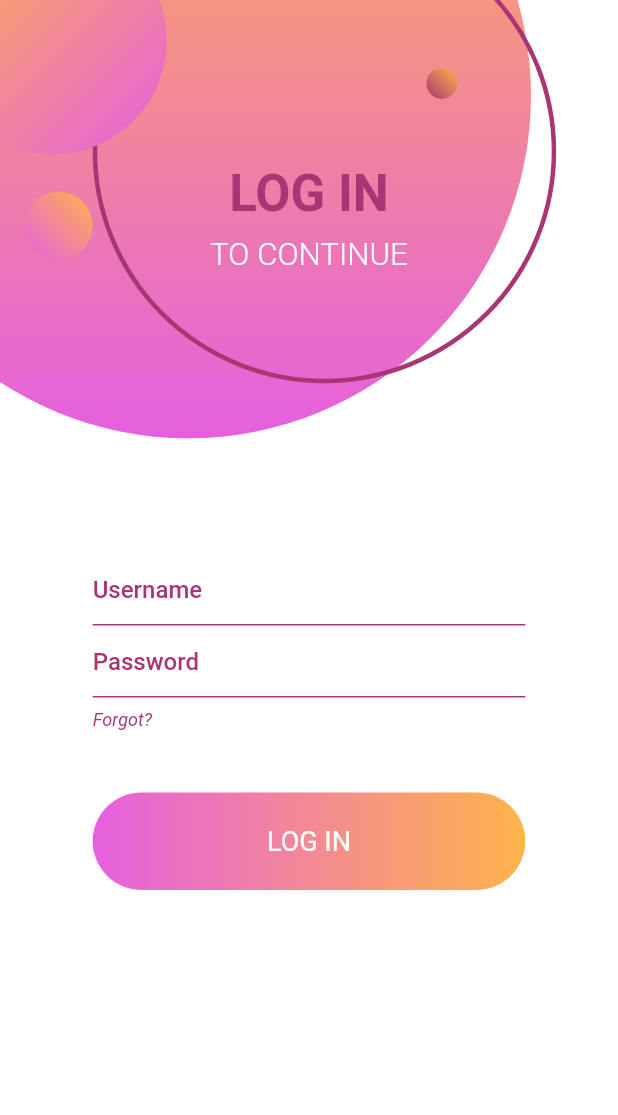
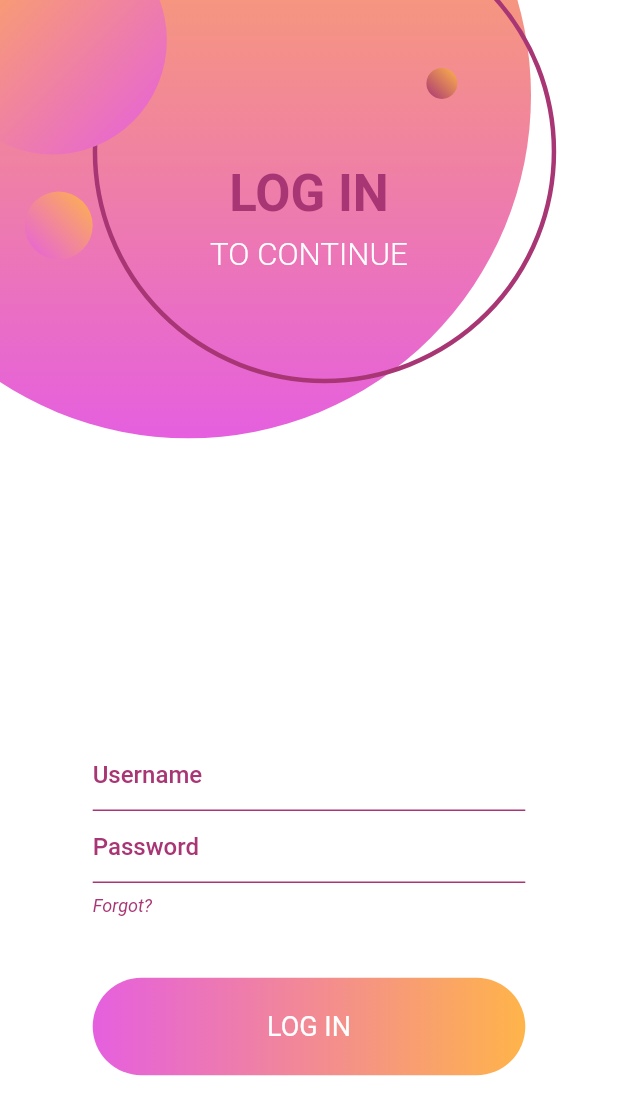
Before and after one commit to DalexisValencia/Simple-login, a Flutter app: the screen it shows after launch, on a phone screen of 412 x 824 dp. Shown: the top 1115 px of the screen. Run offline on Flutter 3.47's test engine with Material 2 defaults, Android fonts, the phone set to English and light mode, and no system bars; missing offline and left inert: keyboard_visibility; Roboto replaces fonts that are missing (Litia).

Commit message:
Ajustando algto en el login

```diff
--- a/lib/pages/login.dart
+++ b/lib/pages/login.dart
@@ -186,7 +186,7 @@ class LoginFormState extends State<LoginForm> {
         right:MediaQuery.of(context).size.width*0.15
       ),
       margin: EdgeInsets.only(
-        bottom: keyBoardState == true ? 0 : MediaQuery.of(context).size.height*0.28
+        bottom: keyBoardState == true ? 0 : MediaQuery.of(context).size.height*0.13
       ),
       decoration: BoxDecoration(
         // border: Border.all(
```
